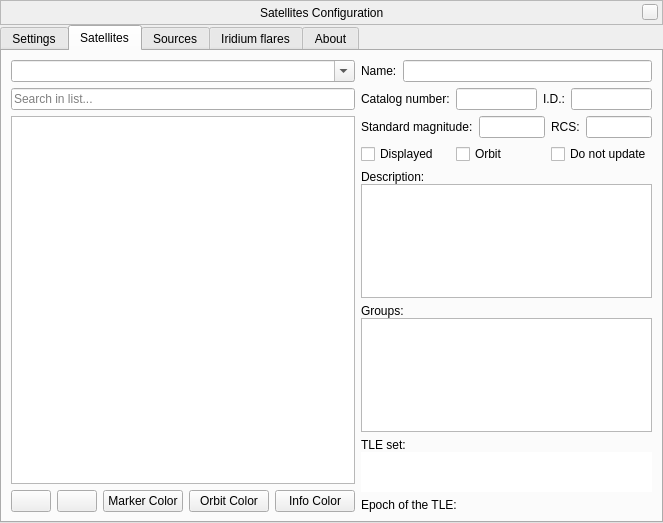
This is plugins/Satellites/src/gui/satellitesDialog.ui in Stellarium/stellarium as Qt 5 draws it before an edit. The edited form follows.
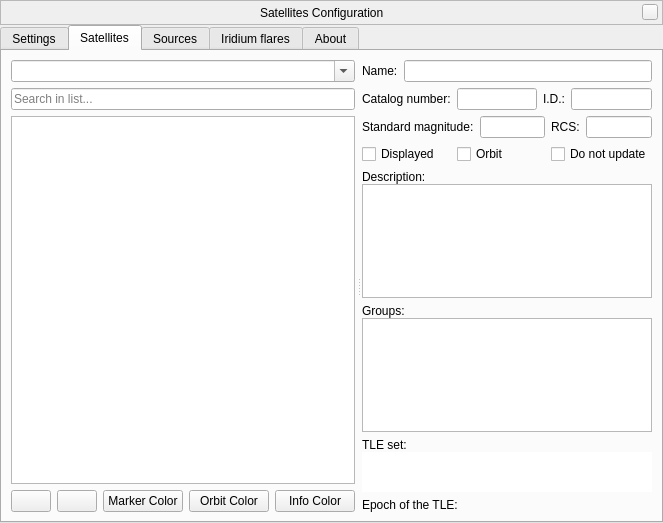
This is the edited form. The open tabs and pages were chosen to show the change. Icons and pictures are not drawn. Custom widgets are drawn as their Qt base class.

Commit message: insert qsplitter in satellite list tab

What changed in the file:
```diff
--- a/plugins/Satellites/src/gui/satellitesDialog.ui
+++ b/plugins/Satellites/src/gui/satellitesDialog.ui
@@ -696,12 +696,38 @@
       </layout>
      </widget>
      <widget class="QWidget" name="satellitesTab">
+      <property name="sizePolicy">
+       <sizepolicy hsizetype="Expanding" vsizetype="Expanding">
+        <horstretch>0</horstretch>
+        <verstretch>0</verstretch>
+       </sizepolicy>
+      </property>
       <attribute name="title">
        <string>Satellites</string>
       </attribute>
-      <layout class="QHBoxLayout" name="horizontalLayout_5">
+      <layout class="QVBoxLayout" name="verticalLayout_3">
        <item>
-        <layout class="QVBoxLayout" name="verticalLayout">
+        <widget class="QSplitter" name="splitter">
+         <property name="enabled">
+          <bool>true</bool>
+         </property>
+         <property name="sizePolicy">
+          <sizepolicy hsizetype="Expanding" vsizetype="Expanding">
+           <horstretch>0</horstretch>
+           <verstretch>0</verstretch>
+          </sizepolicy>
+         </property>
+         <property name="orientation">
+          <enum>Qt::Horizontal</enum>
+         </property>
+         <property name="handleWidth">
+          <number>7</number>
+         </property>
+         <property name="childrenCollapsible">
+          <bool>false</bool>
+         </property>
+         <widget class="QWidget" name="layoutWidget">
+          <layout class="QVBoxLayout" name="satlist_layout" stretch="0,0,0,0">
          <item>
           <widget class="QComboBox" name="groupFilterCombo">
            <property name="editable">
@@ -831,9 +857,9 @@
           </layout>
          </item>
         </layout>
-       </item>
-       <item>
-        <layout class="QVBoxLayout" name="verticalLayout_7">
+         </widget>
+         <widget class="QWidget" name="layoutWidget">
+          <layout class="QVBoxLayout" name="sat_details" stretch="0,0,0,0,0,0,0,0">
          <item>
           <layout class="QHBoxLayout" name="horizontalLayout_4">
            <item>
@@ -1108,6 +1134,8 @@
           </layout>
          </item>
         </layout>
+         </widget>
+        </widget>
        </item>
       </layout>
      </widget>
```
